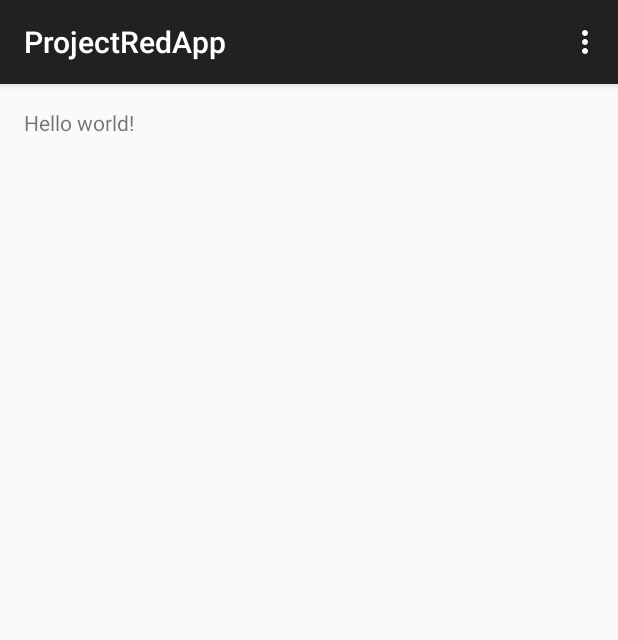
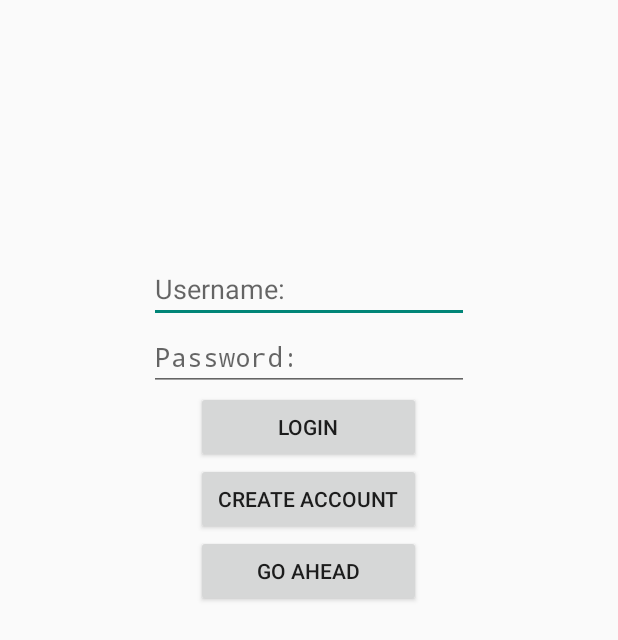
Before and after one commit to 8bitProcessor/RedditLikeApp, an Android app: the screen it shows after launch (MainActivity before the commit, login after it), on a phone screen of 412 x 824 dp. Shown: the top 640 px of the screen. Run offline under Robolectric (Android 15) with nearby library versions, the phone set to English and light mode, and no system bars.

Commit message:
Created login screen, trying to get the http post and json objects to work correctly. Also trying to think of a good way that will help me build my project with it

```diff
--- /dev/null
+++ b/app/src/main/java/com/example/qbit/projectredapp/login.java
@@ -0,0 +1,34 @@
+package com.example.qbit.projectredapp;
+
+import android.app.Activity;
+import android.content.Intent;
+import android.os.Bundle;
+import android.view.Menu;
+import android.view.View;
+import android.widget.Button;
+
+
+public class login extends Activity{
+
+    @Override
+    protected void onCreate(Bundle savedInstanceState) {
+        super.onCreate(savedInstanceState);
+        setContentView(R.layout.login_activity);
+    // Linking page to MainActivity with the no details as user won't have to login
+        Button defaultCategory = (Button) findViewById(R.id.defaultCategory);
+        defaultCategory.setOnClickListener(new View.OnClickListener(){
+            public void onClick(View v){
+                Intent intent =new Intent(v.getContext(), MainActivity.class);
+                startActivityForResult(intent, 0);
+            }
+        });
+    }
+    @Override
+    public boolean onCreateOptionsMenu(Menu menu) {
+        // Inflate the menu; this adds items to the action bar if it is present.
+        getMenuInflater().inflate(R.menu.menu_main, menu);
+        return true;
+    }
+
+
+}
--- a/app/src/main/res/layout/activity_main.xml
+++ b/app/src/main/res/layout/activity_main.xml
@@ -1,20 +1,29 @@
 <RelativeLayout xmlns:android="http://schemas.android.com/apk/res/android"
-    xmlns:tools="http://schemas.android.com/tools" android:layout_width="match_parent"
-    android:layout_height="match_parent" android:paddingLeft="@dimen/activity_horizontal_margin"
-    android:paddingRight="@dimen/activity_horizontal_margin"
-    android:paddingTop="@dimen/activity_vertical_margin"
-    android:paddingBottom="@dimen/activity_vertical_margin" tools:context=".MainActivity">
+    xmlns:tools="http://schemas.android.com/tools"
+    android:layout_width="match_parent"
+    android:layout_height="match_parent"
+    android:paddingLeft="16dp"
+    android:paddingRight="16dp"
+    android:paddingTop="16dp"
+    android:paddingBottom="16dp"
+    android:orientation="vertical"
+    tools:context=".MainActivity ">
 
-    <TextView android:text="@string/hello_world" android:layout_width="wrap_content"
-        android:layout_height="wrap_content" />
+<LinearLayout
+    android:layout_width="match_parent"
+    android:layout_height="match_parent">
+        <!-- List view is a possible way to display the data on the page-->
+        <TextView
+            android:id="@+id/result"
+            android:layout_width="match_parent"
+            android:layout_height="match_parent"
+        />
 
-    <LinearLayout
-        android:orientation="horizontal"
-        android:layout_width="fill_parent"
-        android:layout_height="fill_parent"
-        android:layout_centerHorizontal="true"
-        android:layout_alignParentBottom="true">
+
+
+
 
     </LinearLayout>
 
+
 </RelativeLayout>
--- /dev/null
+++ b/app/src/main/res/layout/login_activity.xml
@@ -0,0 +1,70 @@
+<?xml version="1.0" encoding="utf-8"?>
+<RelativeLayout xmlns:android="http://schemas.android.com/apk/res/android"
+    xmlns:tool="http://schemas.android.com/apk/lib-auto"
+    android:layout_width="match_parent"
+    android:layout_height="match_parent"
+    tool:context=".login" android:orientation="vertical"
+    >
+
+    <EditText
+        android:layout_width="wrap_content"
+        android:layout_height="wrap_content"
+        android:inputType="textPersonName"
+        android:hint="Username:"
+        android:ems="10"
+        android:id="@+id/editText"
+        android:layout_weight="1"
+        android:layout_marginTop="170dp"
+        android:layout_alignParentTop="true"
+        android:layout_centerHorizontal="true" />
+    <EditText
+        android:layout_width="173dp"
+        android:layout_height="wrap_content"
+        android:hint="Password:"
+        android:inputType="textPassword"
+        android:ems="10"
+        android:id="@+id/editText2"
+        android:layout_gravity="center_vertical"
+        android:layout_below="@+id/editText"
+        android:layout_alignLeft="@+id/editText"
+        android:layout_alignStart="@+id/editText"
+        android:layout_alignRight="@+id/editText"
+        android:layout_alignEnd="@+id/editText" />
+
+    <Button
+        style="?android:attr/buttonStyleSmall"
+        android:layout_width="150dp"
+        android:layout_height="wrap_content"
+        android:text="Login"
+        android:id="@+id/login"
+        android:layout_below="@+id/editText2"
+        android:layout_centerHorizontal="true"
+        android:onClick="onGetNameClick"/>
+
+    <Button
+        style="?android:attr/buttonStyleSmall"
+        android:layout_width="150dp"
+        android:layout_height="wrap_content"
+        android:text="Create Account"
+        android:id="@+id/create_account"
+        android:layout_below="@+id/login"
+        android:layout_alignRight="@+id/login"
+        android:layout_alignEnd="@+id/login" />
+
+    <Button
+        style="?android:attr/buttonStyleSmall"
+        android:layout_width="150dp"
+        android:layout_height="wrap_content"
+        android:text="Go Ahead"
+        android:id="@+id/defaultCategory"
+        android:layout_below="@+id/create_account"
+        android:layout_alignLeft="@+id/create_account"
+        android:layout_alignStart="@+id/create_account"
+        android:layout_alignRight="@+id/create_account"
+        android:layout_alignEnd="@+id/create_account"
+
+     />
+
+
+
+</RelativeLayout>
--- a/app/src/main/res/values/strings.xml
+++ b/app/src/main/res/values/strings.xml
@@ -2,7 +2,6 @@
 <resources>
 
     <string name="app_name">ProjectRedApp</string>
-    <string name="hello_world">Hello world!</string>
     <string name="action_settings">Settings</string>
 
 </resources>
```
Also changed, not shown: app/src/main/AndroidManifest.xml (+19 -8 lines), app/src/main/java/com/example/qbit/projectredapp/MainActivity.java (+16 -4 lines), app/src/main/java/com/example/qbit/projectredapp/getCategory.java (added, +39 -0 lines), 3 other files.
